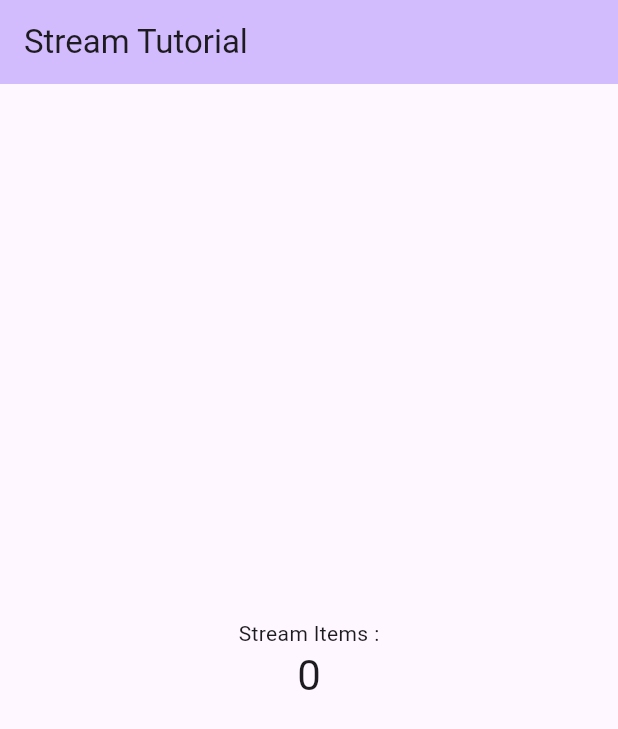
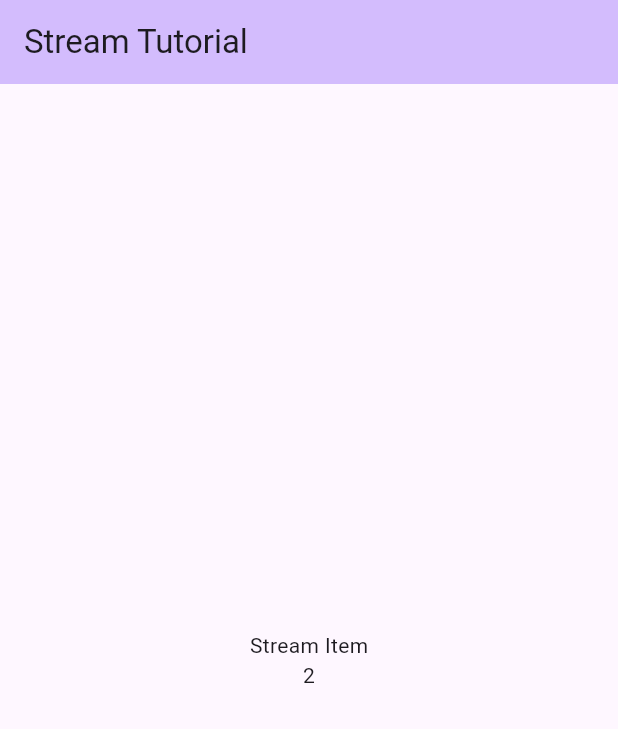
Before and after one commit to shiran02/flutter-Stream_Builder, a Flutter app: the screen it shows after launch, on a phone screen of 412 x 824 dp. Shown: the top 729 px of the screen. Run offline on Flutter 3.47's test engine with Material 2 defaults, Android fonts, the phone set to English and light mode, and no system bars.

Commit message:
new 2 commit

```diff
--- a/lib/main.dart
+++ b/lib/main.dart
@@ -32,16 +32,33 @@ class MyHomePage extends StatefulWidget {
 
 class _MyHomePageState extends State<MyHomePage> {
 
-  // create streamcontroller................................
+  // Stream Controller ......................................
+
   StreamController _controller = StreamController();
 
 
   addStreamData() async{
-    for (int i = 0; i < 10; i++) {
+    for(var i = 0;i<10 ;i++){
       await Future.delayed(Duration(seconds: 2));
-      _controller.add(i);
+      _controller.sink.add(i);
     }
   }
+
+  Stream<int> addStreamData2() async*{
+    for(int i =0 ; i<10 ; i++){
+      await Future.delayed(Duration(seconds: 2));
+      yield i;
+    }
+  }
+
+  @override
+  void initState() {
+    // TODO: implement initState
+    super.initState();
+    addStreamData2();
+  }
+
+
 
   @override
   Widget build(BuildContext context) {
@@ -51,17 +68,32 @@ class _MyHomePageState extends State<MyHomePage> {
         title: Text('Stream Tutorial'),
       ),
       body: Center(
-        child: Column(
-          mainAxisAlignment: MainAxisAlignment.center,
-          children: <Widget>[
-            const Text(
-              'Stream Items :',
-            ),
-            Text(
-              '0',
-              style: Theme.of(context).textTheme.headlineMedium,
-            ),
-          ],
+        child: StreamBuilder(
+        //  stream: _controller.stream,
+        stream: addStreamData2(),
+          builder: (context,snapshot){
+
+            if(snapshot.hasError){
+              return Text("Error");
+            }else if(snapshot.connectionState == ConnectionState.waiting){
+              return CircularProgressIndicator();
+            }
+
+            return  Column(
+              mainAxisAlignment: MainAxisAlignment.center,
+              children: [
+                Text(
+                  'Stream Item'
+                ),
+
+                Text(
+                  '${snapshot.data}'
+                ),
+              ],
+            );
+
+
+          },
         ),
       ),
     );
```
